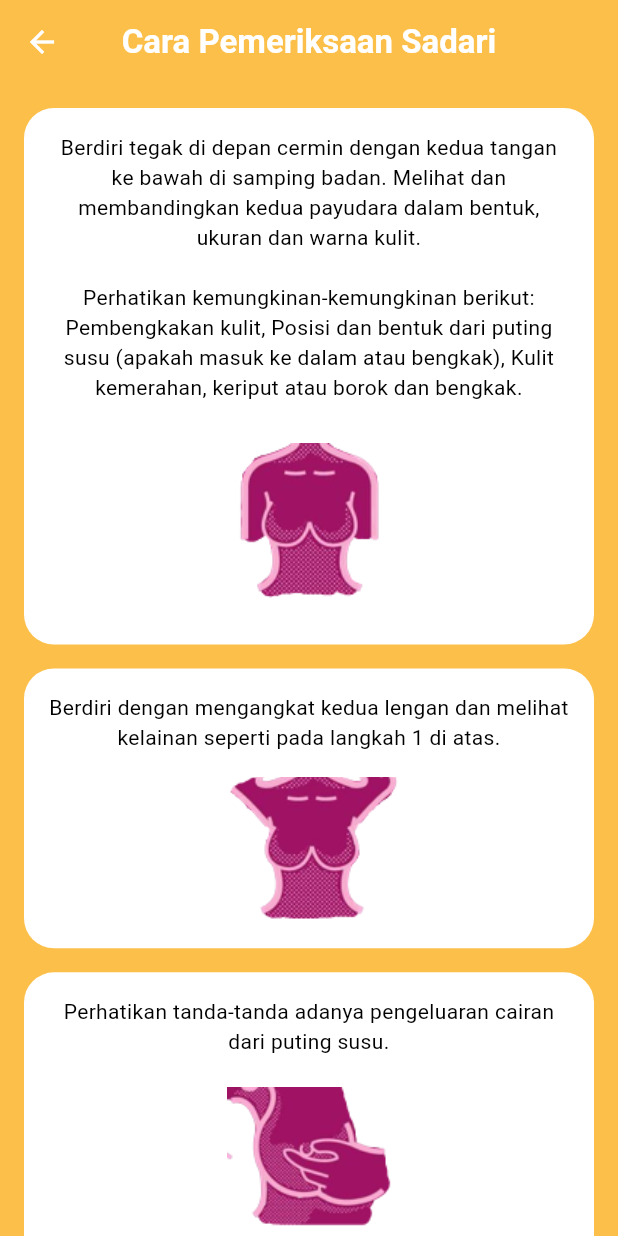
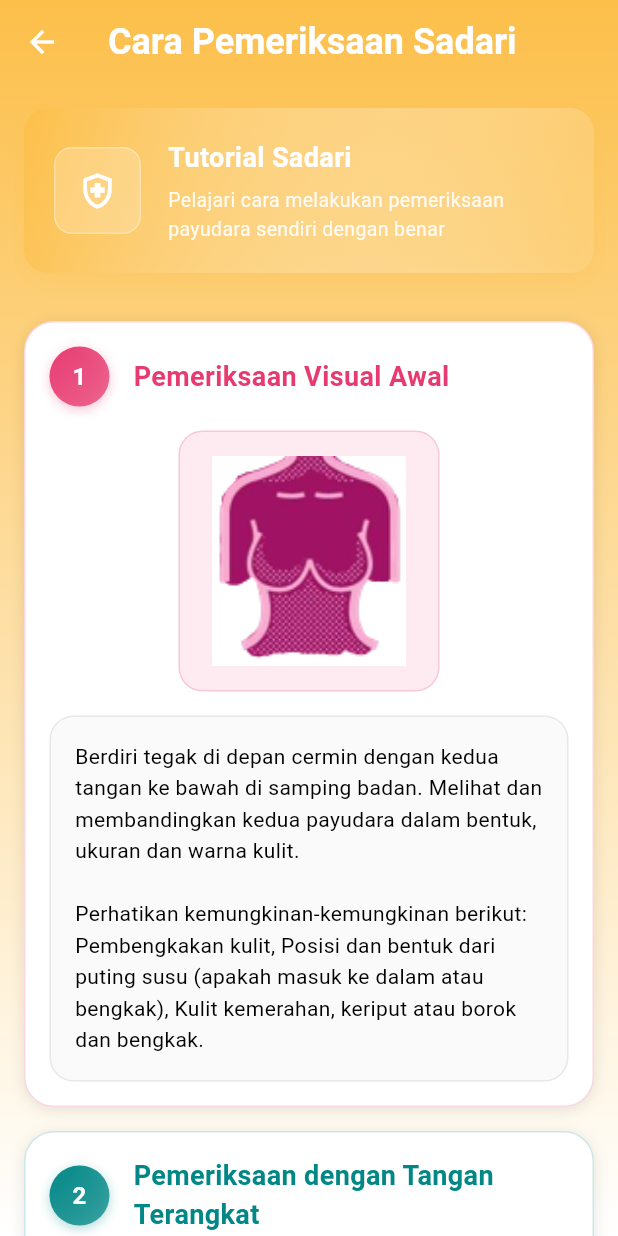
Before and after one commit to abuamar142/my_sadari, a Flutter app: the TutorialView screen opened by its route, on a phone screen of 412 x 824 dp. Run offline on Flutter 3.47's test engine with Material 3 defaults, Android fonts, the phone set to English and light mode, and no system bars; our stand-ins replace awesome_notifications, get, get_storage, graphql_flutter, package_info_plus, permission_handler; missing offline and left inert: flutter_inappwebview; accounts and stored records are empty.

Commit message:
tutorial: add tutorial sadari feature

```diff
--- a/lib/app/modules/tutorial/controllers/tutorial_controller.dart
+++ b/lib/app/modules/tutorial/controllers/tutorial_controller.dart
@@ -1,11 +1,46 @@
 import 'package:get/get.dart';
 
+import '../../../../core/models/step_model.dart';
+import '../../../styles/app_colors.dart';
+import '../../../utils/app_images.dart';
+
 class TutorialController extends GetxController {
-  //TODO: Implement TutorialController
-
-  final count = 0.obs;
-
-
-
-  void increment() => count.value++;
+  /// Get tutorial steps data
+  List<StepModel> get tutorialSteps => [
+    StepModel(
+      title: 'Pemeriksaan Visual Awal',
+      description:
+          'Berdiri tegak di depan cermin dengan kedua tangan ke bawah di samping badan. Melihat dan membandingkan kedua payudara dalam bentuk, ukuran dan warna kulit.\n\nPerhatikan kemungkinan-kemungkinan berikut: Pembengkakan kulit, Posisi dan bentuk dari puting susu (apakah masuk ke dalam atau bengkak), Kulit kemerahan, keriput atau borok dan bengkak.',
+      image: AppImages.tutor1,
+      color: AppColors.pink,
+    ),
+    StepModel(
+      title: 'Pemeriksaan dengan Tangan Terangkat',
+      description:
+          'Berdiri dengan mengangkat kedua lengan dan melihat kelainan seperti pada langkah 1 di atas.',
+      image: AppImages.tutor2,
+      color: AppColors.teal2,
+    ),
+    StepModel(
+      title: 'Pemeriksaan Puting Susu',
+      description:
+          'Perhatikan tanda-tanda adanya pengeluaran cairan dari puting susu.',
+      image: AppImages.tutor3,
+      color: AppColors.purple1,
+    ),
+    StepModel(
+      title: 'Pemeriksaan Berbaring',
+      description:
+          'Posisi berbaring, rabalah kedua payudara, payudara kiri dengan tangan kanan dan sebaliknya. Gunakan bagian dalam telapak tangan dari jari ke 2-4. Raba seluruh payudara dengan cara melingkar dari luar ke dalam atau dapat juga vertikal dari atas ke bawah.',
+      image: AppImages.tutor4,
+      color: AppColors.blue1,
+    ),
+    StepModel(
+      title: 'Pemeriksaan Saat Mandi',
+      description:
+          'Saat mandi rabalah payudara dengan tangan yang licin karena sabun dalam posisi berdiri dan lakukan cara melingkar dari luar ke dalam atau dapat juga vertikal dari atas ke bawah.',
+      image: AppImages.tutor5,
+      color: AppColors.orange,
+    ),
+  ];
 }
--- a/lib/app/modules/tutorial/views/tutorial_view.dart
+++ b/lib/app/modules/tutorial/views/tutorial_view.dart
@@ -1,25 +1,30 @@
 import 'package:flutter/material.dart';
 import 'package:get/get.dart';
-import 'package:my_sadari/app/modules/tutorial/views/tutorial_widget.dart';
-import 'package:my_sadari/app/utils/app_images.dart';
 
+import '../../../../core/models/step_model.dart';
 import '../../../styles/app_colors.dart';
 import '../../../styles/app_dimension.dart';
+import '../../../styles/app_text_style.dart';
+import '../../../widgets/app_card_info.dart';
 import '../controllers/tutorial_controller.dart';
 
 class TutorialView extends GetView<TutorialController> {
   const TutorialView({super.key});
-
   @override
   Widget build(BuildContext context) {
-    return Scaffold(
-      backgroundColor: AppColors.orange,
+    return Container(
+      decoration: BoxDecoration(gradient: AppColors.background5),
+      child: Scaffold(
+        backgroundColor: Colors.transparent,
         appBar: AppBar(
           title: Text(
             'Cara Pemeriksaan Sadari',
-          style: TextStyle(fontWeight: FontWeight.bold, color: AppColors.white),
+            style: AppTextStyle.headingLarge2.copyWith(
+              fontWeight: FontWeight.bold,
+            ),
           ),
           backgroundColor: Colors.transparent,
+          elevation: 0,
           centerTitle: true,
           leading: IconButton(
             onPressed: () => Get.back(),
@@ -27,65 +32,245 @@ class TutorialView extends GetView<TutorialController> {
           ),
           automaticallyImplyLeading: false,
         ),
-      body: ListView(
+        body: SafeArea(
+          child: SingleChildScrollView(
+            child: Padding(
               padding: EdgeInsets.all(AppDimensions.paddingLarge),
-        children: [_steps(), SizedBox(height: AppDimensions.paddingLarge), _warning()],
+              child: Column(
+                crossAxisAlignment: CrossAxisAlignment.start,
+                children: [
+                  AppCardInfo(
+                    title: 'Tutorial Sadari',
+                    subtitle:
+                        'Pelajari cara melakukan pemeriksaan payudara sendiri dengan benar',
+                    color: AppColors.orange,
+                    icon: Icons.health_and_safety_outlined,
+                  ),
+                  SizedBox(height: 24),
+                  _buildStepsSection(),
+                  SizedBox(height: 24),
+                  _buildWarningSection(),
+                  SizedBox(height: 16),
+                ],
+              ),
+            ),
+          ),
+        ),
       ),
     );
   }
 
-  Widget _steps() {
+  Widget _buildStepsSection() {
     return Column(
+      crossAxisAlignment: CrossAxisAlignment.start,
       children: [
-        TutorialWidget(
-          description:
-              'Berdiri tegak di depan cermin dengan kedua tangan ke bawah di samping badan. Melihat dan membandingkan kedua payudara dalam bentuk, ukuran dan warna kulit.\n\nPerhatikan kemungkinan-kemungkinan berikut: Pembengkakan kulit, Posisi dan bentuk dari puting susu (apakah masuk ke dalam atau bengkak), Kulit kemerahan, keriput atau borok dan bengkak.',
-          image: AppImages.tutor1,
-        ),
-        SizedBox(height: AppDimensions.paddingLarge),
-        TutorialWidget(
-          description:
-              'Berdiri dengan mengangkat kedua lengan dan melihat kelainan seperti pada langkah 1 di atas.',
-          image: AppImages.tutor2,
-        ),
-        SizedBox(height: AppDimensions.paddingLarge),
-        TutorialWidget(
-          description:
-              'Perhatikan tanda-tanda adanya pengeluaran cairan dari puting susu.',
-          image: AppImages.tutor3,
-        ),
-        SizedBox(height: AppDimensions.paddingLarge),
-        TutorialWidget(
-          description:
-              'Posisi berbaring, rabalah kedua payudara, payudara kiri dengan tangan kanan dan sebaliknya. Gunakan bagian dalam telapak tangan dari jari ke 2-4. Raba seluruh payudara dengan cara melingkar dari luar ke dalam atau dapat juga vertikal dari atas ke bawah.',
-          image: AppImages.tutor4,
-        ),
-        SizedBox(height: AppDimensions.paddingLarge),
-        TutorialWidget(
-          description:
-              'Saat mandi rabalah payudara dengan tangan yang licin karena sabun dalam posisi berdiri dan lakukan cara melingkar dari luar ke dalam atau dapat juga vertikal dari atas ke bawah.',
-          image: AppImages.tutor5,
-        ),
+        ...controller.tutorialSteps.asMap().entries.map((entry) {
+          final index = entry.key;
+          final step = entry.value;
+          return Container(
+            margin: EdgeInsets.only(bottom: 16),
+            child: _buildStepCard(stepNumber: index + 1, step: step),
+          );
+        }),
       ],
     );
   }
 
-  Widget _warning() {
+  Widget _buildWarningSection() {
     return Container(
-      padding: EdgeInsets.all(20),
+      width: double.infinity,
+      padding: EdgeInsets.all(AppDimensions.paddingLarge),
       decoration: BoxDecoration(
-        color: AppColors.white,
-        borderRadius: BorderRadius.circular(16),
+        gradient: LinearGradient(
+          begin: Alignment.topLeft,
+          end: Alignment.bottomRight,
+          colors: [
+            AppColors.red.withValues(alpha: 0.1),
+            AppColors.pink.withValues(alpha: 0.05),
+          ],
+        ),
+        borderRadius: BorderRadius.circular(AppDimensions.radiusLarge),
+        border: Border.all(
+          color: AppColors.red.withValues(alpha: 0.2),
+          width: 1,
+        ),
+        boxShadow: [
+          BoxShadow(
+            color: AppColors.red.withValues(alpha: 0.1),
+            blurRadius: 8,
+            offset: Offset(0, 2),
+          ),
+        ],
       ),
       child: Column(
         crossAxisAlignment: CrossAxisAlignment.start,
         children: [
-          Icon(Icons.info_outline_rounded, color: AppColors.pink),
-          SizedBox(height: 8),
-          Text(
+          Row(
+            children: [
+              Container(
+                padding: EdgeInsets.all(12),
+                decoration: BoxDecoration(
+                  gradient: LinearGradient(
+                    begin: Alignment.topLeft,
+                    end: Alignment.bottomRight,
+                    colors: [AppColors.red, AppColors.pink],
+                  ),
+                  borderRadius: BorderRadius.circular(10),
+                  boxShadow: [
+                    BoxShadow(
+                      color: AppColors.red.withValues(alpha: 0.3),
+                      blurRadius: 6,
+                      offset: Offset(0, 2),
+                    ),
+                  ],
+                ),
+                child: Icon(
+                  Icons.warning_rounded,
+                  color: AppColors.white,
+                  size: 24,
+                ),
+              ),
+              SizedBox(width: 16),
+              Expanded(
+                child: Text(
+                  'Peringatan Penting',
+                  style: AppTextStyle.headingSmall1.copyWith(
+                    color: AppColors.red,
+                    fontWeight: FontWeight.bold,
+                  ),
+                ),
+              ),
+            ],
+          ),
+          SizedBox(height: 16),
+          Container(
+            padding: EdgeInsets.all(16),
+            decoration: BoxDecoration(
+              color: AppColors.white,
+              borderRadius: BorderRadius.circular(12),
+              border: Border.all(
+                color: AppColors.red.withValues(alpha: 0.1),
+                width: 1,
+              ),
+            ),
+            child: Text(
+              "JIKA MENEMUKAN BENJOLAN ATAU PERBEDAAN PADA PAYUDARA YANG MEMBUAT ANDA RESAH, SEGERA KONSULTASIKAN KEPADA TENAGA KESEHATAN DI PUSKESMAS SETEMPAT.",
               textAlign: TextAlign.justify,
-            "JIKA MENEMUKAN BENJOLAN ATAU PERBEDAAN PADA PAYUDARA YANG MEMBUAT ANDA RESAH, SEGERA KONSULTASIKAN KEPADA TENAGA KESEHATAN DI PUSKESMAS SETEMPAT.",
-            style: TextStyle(color: AppColors.pink, fontWeight: FontWeight.bold),
+              style: AppTextStyle.bodyMedium1.copyWith(
+                color: AppColors.red,
+                fontWeight: FontWeight.w600,
+                height: 1.5,
+              ),
+            ),
+          ),
+        ],
+      ),
+    );
+  }
+
+  Widget _buildStepCard({required int stepNumber, required StepModel step}) {
+    return Container(
+      padding: EdgeInsets.all(AppDimensions.paddingLarge),
+      decoration: BoxDecoration(
+        color: AppColors.white,
+        borderRadius: BorderRadius.circular(AppDimensions.radiusLarge),
+        boxShadow: [
+          BoxShadow(
+            color: Colors.black.withValues(alpha: 0.1),
+            blurRadius: 8,
+            offset: Offset(0, 2),
+          ),
+        ],
+        border: Border.all(color: step.color.withValues(alpha: 0.2), width: 1),
+      ),
+      child: Column(
+        crossAxisAlignment: CrossAxisAlignment.start,
+        children: [
+          // Step Header
+          Row(
+            children: [
+              Container(
+                width: 40,
+                height: 40,
+                decoration: BoxDecoration(
+                  gradient: LinearGradient(
+                    begin: Alignment.topLeft,
+                    end: Alignment.bottomRight,
+                    colors: [step.color, step.color.withValues(alpha: 0.7)],
+                  ),
+                  borderRadius: BorderRadius.circular(20),
+                  boxShadow: [
+                    BoxShadow(
+                      color: step.color.withValues(alpha: 0.3),
+                      blurRadius: 6,
+                      offset: Offset(0, 2),
+                    ),
+                  ],
+                ),
+                child: Center(
+                  child: Text(
+                    stepNumber.toString(),
+                    style: AppTextStyle.bodyLarge1.copyWith(
+                      color: AppColors.white,
+                      fontWeight: FontWeight.bold,
+                    ),
+                  ),
+                ),
+              ),
+              SizedBox(width: 16),
+              Expanded(
+                child: Text(
+                  step.title,
+                  style: AppTextStyle.headingSmall1.copyWith(
+                    color: step.color,
+                    fontWeight: FontWeight.bold,
+                  ),
+                ),
+              ),
+            ],
+          ),
+          SizedBox(height: 16),
+
+          // Step Image
+          Center(
+            child: Container(
+              padding: EdgeInsets.all(16),
+              decoration: BoxDecoration(
+                color: step.color.withValues(alpha: 0.1),
+                borderRadius: BorderRadius.circular(AppDimensions.radiusMedium),
+                border: Border.all(
+                  color: step.color.withValues(alpha: 0.2),
+                  width: 1,
+                ),
+              ),
+              child: Image.asset(
+                step.image,
+                width: 140,
+                height: 140,
+                fit: BoxFit.contain,
+              ),
+            ),
+          ),
+          SizedBox(height: 16),
+
+          // Step Description
+          Container(
+            padding: EdgeInsets.all(16),
+            decoration: BoxDecoration(
+              color: Colors.grey.shade50,
+              borderRadius: BorderRadius.circular(AppDimensions.radiusMedium),
+              border: Border.all(
+                color: Colors.grey.withValues(alpha: 0.2),
+                width: 1,
+              ),
+            ),
+            child: Text(
+              step.description,
+              style: AppTextStyle.bodyMedium1.copyWith(
+                height: 1.5,
+                color: AppColors.black,
+              ),
+            ),
           ),
         ],
       ),
--- a/lib/app/styles/app_colors.dart
+++ b/lib/app/styles/app_colors.dart
@@ -39,4 +39,10 @@ class AppColors {
     end: Alignment.bottomCenter,
     colors: [teal2, white],
   );
+
+  static const LinearGradient background5 = LinearGradient(
+    begin: Alignment.topCenter,
+    end: Alignment.bottomCenter,
+    colors: [orange, white],
+  );
 }
--- /dev/null
+++ b/lib/app/widgets/app_card_info.dart
@@ -0,0 +1,88 @@
+import 'package:flutter/material.dart';
+
+import '../styles/app_colors.dart';
+import '../styles/app_text_style.dart';
+
+class AppCardInfo extends StatelessWidget {
+  final String title;
+  final String subtitle;
+  final Color color;
+  final IconData icon;
+
+  const AppCardInfo({
+    super.key,
+    required this.title,
+    required this.subtitle,
+    required this.color,
+    required this.icon,
+  });
+
+  @override
+  Widget build(BuildContext context) {
+    return Container(
+      width: double.infinity,
+      margin: EdgeInsets.only(bottom: 8),
+      decoration: BoxDecoration(
+        gradient: LinearGradient(
+          colors: [
+            color,
+            AppColors.white.withValues(alpha: 0.1),
+          ],
+          begin: Alignment.topLeft,
+          end: Alignment.bottomRight,
+        ),
+        borderRadius: BorderRadius.circular(16),
+        boxShadow: [
+          BoxShadow(
+            color: color.withValues(alpha: 0.3),
+            blurRadius: 12,
+            offset: Offset(0, 4),
+          ),
+        ],
+      ),
+      child: Container(
+        padding: EdgeInsets.all(20),
+        child: Row(
+          children: [
+            Container(
+              padding: EdgeInsets.all(14),
+              decoration: BoxDecoration(
+                color: AppColors.white.withValues(alpha: 0.2),
+                borderRadius: BorderRadius.circular(12),
+                border: Border.all(
+                  color: AppColors.white.withValues(alpha: 0.3),
+                  width: 1,
+                ),
+              ),
+              child: Icon(icon, size: 28, color: AppColors.white),
+            ),
+            SizedBox(width: 18),
+            Expanded(
+              child: Column(
+                crossAxisAlignment: CrossAxisAlignment.start,
+                children: [
+                  Text(
+                    title,
+                    style: AppTextStyle.bodyLarge1.copyWith(
+                      fontWeight: FontWeight.bold,
+                      color: AppColors.white,
+                      fontSize: 18,
+                    ),
+                  ),
+                  SizedBox(height: 6),
+                  Text(
+                    subtitle,
+                    style: AppTextStyle.bodySmall1.copyWith(
+                      color: AppColors.white.withValues(alpha: 0.9),
+                      fontSize: 13,
+                    ),
+                  ),
+                ],
+              ),
+            ),
+          ],
+        ),
+      ),
+    );
+  }
+}
--- /dev/null
+++ b/lib/core/models/step_model.dart
@@ -0,0 +1,15 @@
+import 'package:flutter/material.dart';
+
+class StepModel {
+  final String title;
+  final String description;
+  final String image;
+  final Color color;
+
+  StepModel({
+    required this.title,
+    required this.description,
+    required this.image,
+    required this.color,
+  });
+}
```
Lines whose indentation alone changed are shown as unchanged.
